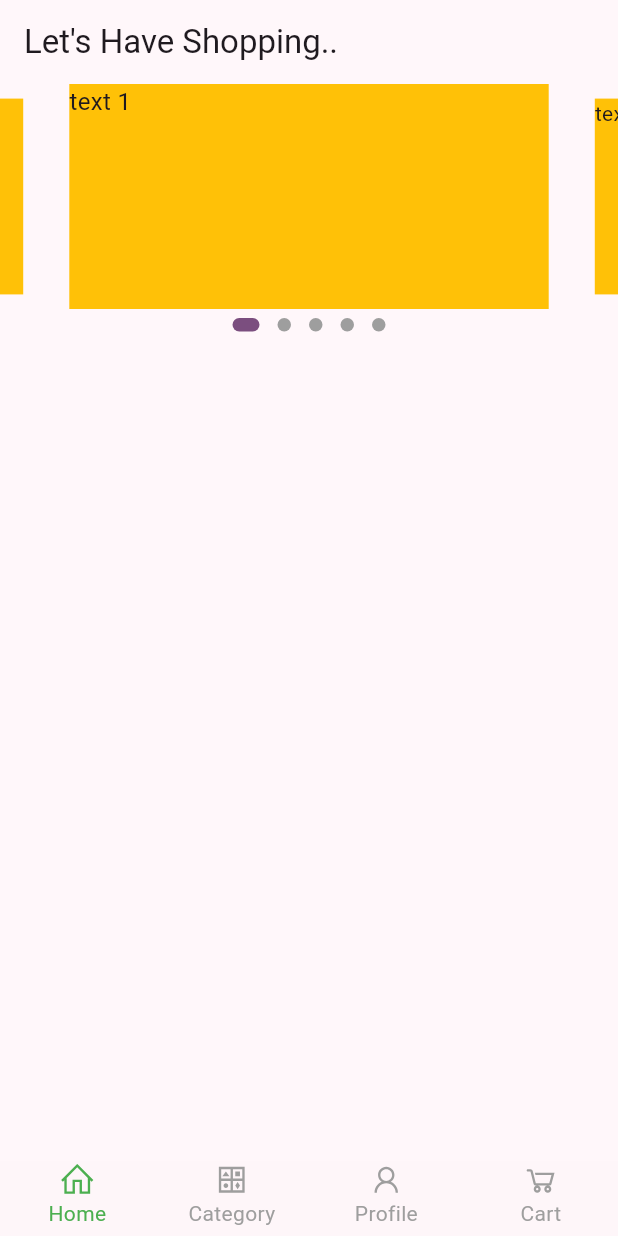
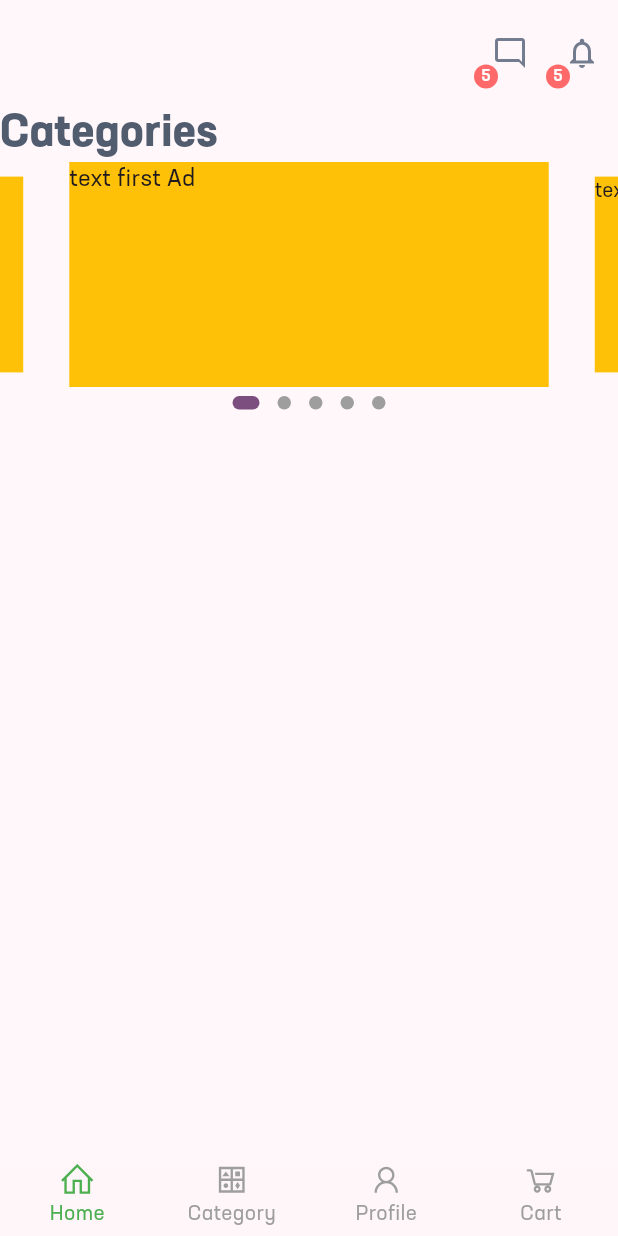
Before and after one commit to mahmoudelgharabawi/shopify_app, a Flutter app: the MasterPage screen opened directly, on a phone screen of 412 x 824 dp. Run offline on Flutter 3.47's test engine with Material 2 defaults, Android fonts, the phone set to English and light mode, and no system bars; drawn by our look-alikes of animated_bottom_navigation_bar, carousel_slider, dots_indicator; our stand-ins replace email_validator, line_icons, shared_preferences; accounts and stored records are empty.

Commit message:
adding new ui example

```diff
--- a/lib/main.dart
+++ b/lib/main.dart
@@ -19,6 +19,7 @@ class MyApp extends StatelessWidget {
   @override
   Widget build(BuildContext context) {
     return MaterialApp(
+      debugShowCheckedModeBanner: false,
       title: 'Shopify Application',
       theme: ThemeUtils.themeData,
       home: SplashPage(),
--- a/lib/pages/home_page.dart
+++ b/lib/pages/home_page.dart
@@ -1,6 +1,8 @@
 import 'package:carousel_slider/carousel_slider.dart';
 import 'package:dots_indicator/dots_indicator.dart';
 import 'package:flutter/material.dart';
+import 'package:shopify_app/widgets/carousel_slider_ex.widget.dart';
+import 'package:shopify_app/widgets/headline.widget.dart';
 
 class HomePage extends StatefulWidget {
   const HomePage({super.key});
@@ -10,56 +12,19 @@ class HomePage extends StatefulWidget {
 }
 
 class _HomePageState extends State<HomePage> {
-  int currentPosition = 0;
   @override
   Widget build(BuildContext context) {
     return Column(
       mainAxisAlignment: MainAxisAlignment.start,
       children: [
-        CarouselSlider(
-          options: CarouselOptions(
-            onPageChanged: (index, _) {
-              currentPosition = index;
-              setState(() {});
-            },
-            height: 150,
-            aspectRatio: 16 / 9,
-            viewportFraction: 0.8,
-            initialPage: 0,
-            enableInfiniteScroll: true,
-            reverse: false,
-            autoPlay: true,
-            autoPlayInterval: Duration(seconds: 3),
-            autoPlayAnimationDuration: Duration(milliseconds: 800),
-            autoPlayCurve: Curves.fastOutSlowIn,
-            enlargeCenterPage: true,
-            enlargeFactor: 0.3,
-            scrollDirection: Axis.horizontal,
-          ),
-          items: [1, 2, 3, 4, 5].map((i) {
-            return Builder(
-              builder: (BuildContext context) {
-                return Container(
-                    width: MediaQuery.of(context).size.width,
-                    margin: EdgeInsets.symmetric(horizontal: 5.0),
-                    decoration: BoxDecoration(color: Colors.amber),
-                    child: Text(
-                      'text $i',
-                      style: TextStyle(fontSize: 16.0),
-                    ));
-              },
-            );
-          }).toList(),
-        ),
-        DotsIndicator(
-          dotsCount: 5,
-          position: currentPosition,
-          decorator: DotsDecorator(
-            size: const Size.square(9.0),
-            activeSize: const Size(18.0, 9.0),
-            activeShape: RoundedRectangleBorder(
-                borderRadius: BorderRadius.circular(5.0)),
-          ),
+        HeadlineWidget(title: 'Categories'),
+        CarouselSliderEx(
+          items: [
+            'first Ad',
+            'second Ad',
+            'third Ad',
+            'forth Ad',
+          ],
         )
       ],
     );
--- a/lib/pages/master_page.dart
+++ b/lib/pages/master_page.dart
@@ -3,6 +3,7 @@ import 'package:flutter/material.dart';
 import 'package:line_icons/line_icon.dart';
 import 'package:line_icons/line_icons.dart';
 import 'package:shopify_app/pages/home_page.dart';
+import 'package:shopify_app/widgets/app_bar_ex.widget.dart';
 
 class MasterPage extends StatefulWidget {
   const MasterPage({
@@ -81,9 +82,7 @@ class _MasterPageState extends State<MasterPage> {
           );
         }),
       ),
-      appBar: AppBar(
-        title: Text('Let\'s Have Shopping..'),
-      ),
+      appBar: AppBarEx.getAppBar,
       body: Column(
         children: <Widget>[_pages[_selectedIndex]],
       ),
--- /dev/null
+++ b/lib/utils/colors.util.dart
@@ -0,0 +1,6 @@
+import 'package:flutter/material.dart';
+
+class ColorsUtil {
+  static Color badgeColor = const Color(0xffFF6969);
+  static Color iconColor = const Color(0xff727C8E);
+}
--- a/lib/utils/theme.utils.dart
+++ b/lib/utils/theme.utils.dart
@@ -2,7 +2,12 @@ import 'package:flutter/material.dart';
 
 class ThemeUtils {
   static ThemeData themeData = ThemeData(
+    fontFamily: 'NeusaNextStd',
     textTheme: const TextTheme(
+        headlineLarge: TextStyle(
+            color: Color(0xff515C6F),
+            fontSize: 30,
+            fontWeight: FontWeight.w600),
         displayLarge: TextStyle(
             color: Color(0xff617b33),
             fontSize: 22,
--- /dev/null
+++ b/lib/widgets/app_bar_ex.widget.dart
@@ -0,0 +1,47 @@
+import 'package:flutter/material.dart';
+import 'package:shopify_app/utils/colors.util.dart';
+
+class AppBarEx {
+  static PreferredSizeWidget get getAppBar => AppBar(
+        toolbarHeight: 70,
+        actions: [
+          Stack(
+            children: [
+              IconButton(
+                onPressed: () {},
+                icon: Transform.flip(
+                  flipX: true,
+                  child: Icon(
+                    Icons.chat_bubble_outline,
+                    color: ColorsUtil.iconColor,
+                  ),
+                ),
+              ),
+              Positioned(
+                  bottom: 0,
+                  child: Badge(
+                    backgroundColor: ColorsUtil.badgeColor,
+                    label: Text('5'),
+                  ))
+            ],
+          ),
+          Stack(
+            children: [
+              IconButton(
+                onPressed: () {},
+                icon: Icon(
+                  Icons.notifications_outlined,
+                  color: ColorsUtil.iconColor,
+                ),
+              ),
+              Positioned(
+                  bottom: 0,
+                  child: Badge(
+                    backgroundColor: ColorsUtil.badgeColor,
+                    label: Text('5'),
+                  ))
+            ],
+          ),
+        ],
+      );
+}
--- /dev/null
+++ b/lib/widgets/carousel_slider_ex.widget.dart
@@ -0,0 +1,71 @@
+import 'package:carousel_slider/carousel_slider.dart';
+import 'package:dots_indicator/dots_indicator.dart';
+import 'package:flutter/material.dart';
+
+class CarouselSliderEx extends StatefulWidget {
+  final List<String> items;
+  const CarouselSliderEx({required this.items, super.key});
+
+  @override
+  State<CarouselSliderEx> createState() => _CarouselSliderExState();
+}
+
+class _CarouselSliderExState extends State<CarouselSliderEx> {
+  int currentPosition = 0;
+
+  CarouselOptions get options => CarouselOptions(
+        onPageChanged: (index, _) {
+          currentPosition = index;
+          setState(() {});
+        },
+        height: 150,
+        aspectRatio: 16 / 9,
+        viewportFraction: 0.8,
+        initialPage: 0,
+        enableInfiniteScroll: true,
+        reverse: false,
+        autoPlay: true,
+        autoPlayInterval: const Duration(seconds: 3),
+        autoPlayAnimationDuration: const Duration(milliseconds: 800),
+        autoPlayCurve: Curves.fastOutSlowIn,
+        enlargeCenterPage: true,
+        enlargeFactor: 0.3,
+        scrollDirection: Axis.horizontal,
+      );
+
+  @override
+  Widget build(BuildContext context) {
+    return Column(
+      mainAxisAlignment: MainAxisAlignment.start,
+      children: [
+        CarouselSlider(
+          options: options,
+          items: widget.items.map((i) {
+            return Builder(
+              builder: (BuildContext context) {
+                return Container(
+                    width: MediaQuery.of(context).size.width,
+                    margin: EdgeInsets.symmetric(horizontal: 5.0),
+                    decoration: BoxDecoration(color: Colors.amber),
+                    child: Text(
+                      'text $i',
+                      style: TextStyle(fontSize: 16.0),
+                    ));
+              },
+            );
+          }).toList(),
+        ),
+        DotsIndicator(
+          dotsCount: 5,
+          position: currentPosition,
+          decorator: DotsDecorator(
+            size: const Size.square(9.0),
+            activeSize: const Size(18.0, 9.0),
+            activeShape: RoundedRectangleBorder(
+                borderRadius: BorderRadius.circular(5.0)),
+          ),
+        )
+      ],
+    );
+  }
+}
--- /dev/null
+++ b/lib/widgets/headline.widget.dart
@@ -0,0 +1,18 @@
+import 'package:flutter/material.dart';
+
+class HeadlineWidget extends StatelessWidget {
+  final String title;
+  const HeadlineWidget({required this.title, super.key});
+
+  @override
+  Widget build(BuildContext context) {
+    return Row(
+      children: [
+        Text(
+          title,
+          style: Theme.of(context).textTheme.headlineLarge,
+        ),
+      ],
+    );
+  }
+}
```
Also changed, not shown: pubspec.yaml (+16 -10 lines), assets/fonts/NeusaNextStd-Medium.otf (added), assets/fonts/NeusaNextStd-bold.otf (added), assets/fonts/NeusaNextStd-light.otf (added), assets/fonts/NeusaNextStd-normal.otf (added), assets/fonts/NeusaNextStd-thin.otf (added).
